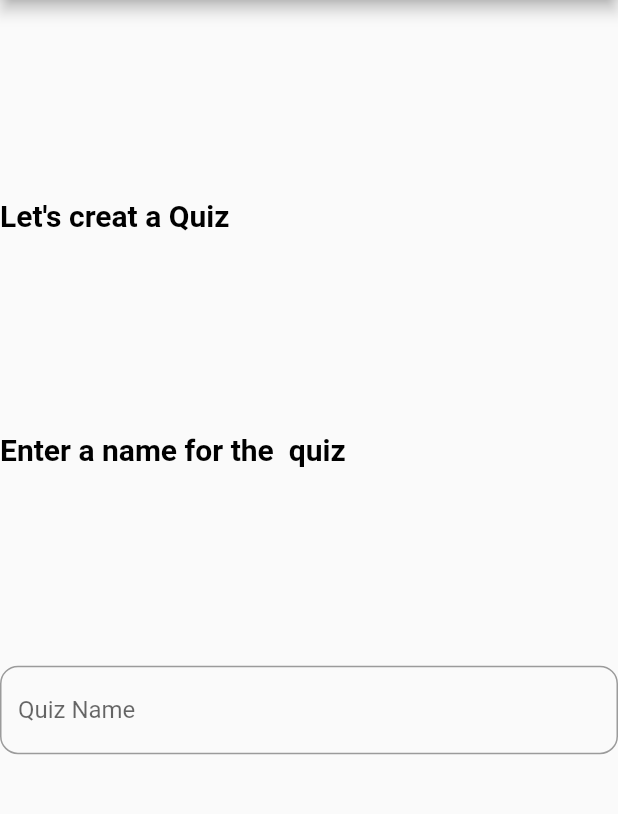
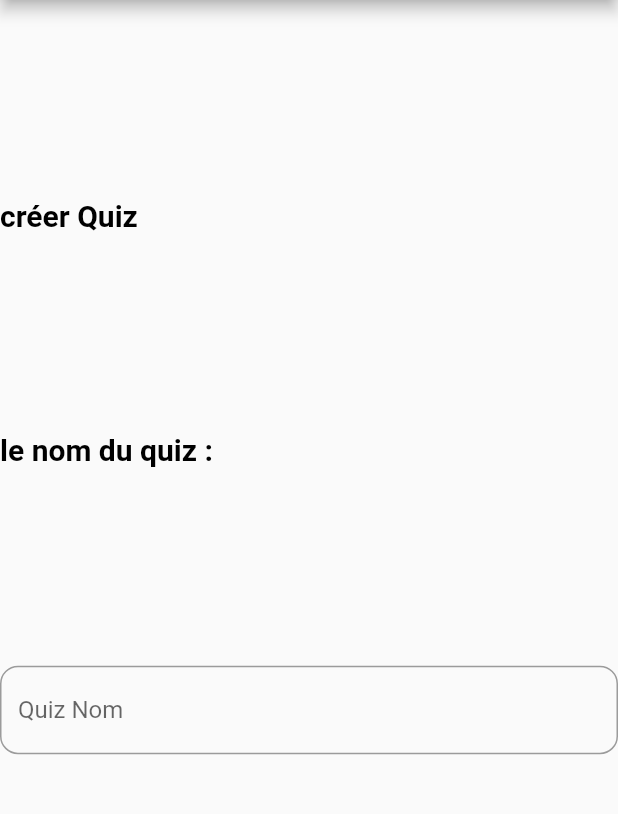
Before and after one commit to NicoBoe25/flutter_project_master, a Flutter app: the EditionQuiz screen opened directly, after a tap on the "add" icon, on a phone screen of 412 x 824 dp, the part 84-898 px from its top. Run offline on Flutter 3.47's test engine with Material 2 defaults, Android fonts, the phone set to English and light mode, and no system bars; our stand-ins replace sqflite; accounts and stored records are empty; network calls fail.

Commit message:
remove commented lines

```diff
--- a/lib/ajouterquestion.dart
+++ b/lib/ajouterquestion.dart
@@ -24,7 +24,7 @@ class AjouterQuestionPage extends StatefulWidget {
 }
 class _AddEditQuestionPageState extends State<AjouterQuestionPage> {
   final _formKey = GlobalKey<FormState>();
-  //late int id;
+
   late String question;
   late String option1;
   late String option2;
@@ -39,7 +39,7 @@ class _AddEditQuestionPageState extends State<AjouterQuestionPage> {
   @override
   void initState() {
     super.initState();
-    //  id = widget.quiz?.id ?? 0;
+
     question = widget.question?.question ?? '';
     option1 = widget.question?.option1 ?? '';
     option2 = widget.question?.option2 ?? '';
@@ -65,7 +65,7 @@ class _AddEditQuestionPageState extends State<AjouterQuestionPage> {
         option3: option3,
         option4: option4,
         answer: answer,
-        //onChangedId: (id) => setState(() => this.id = id),
+
         onChangedQuestion: (question) => setState(() => this.question = question),
         onChangedOption1: (option1) => setState(() => this.option1 = option1),
         onChangedOption2: (option2) => setState(() => this.option2 = option2),
--- a/lib/ajouterquiz.dart
+++ b/lib/ajouterquiz.dart
@@ -44,7 +44,6 @@ class _AddEditQuizPageState extends State<AddQuizPage> {
       key: _formKey,
       child: QuizFormWidget(
         name: name,
-        //onChangedId: (id) => setState(() => this.id = id),
         onChangedName: (name) => setState(() => this.name = name),
       ),
     ),
--- a/lib/classObject/question.dart
+++ b/lib/classObject/question.dart
@@ -1,7 +1,6 @@
 final String tableQuestions = 'questions';
 class QuestionFields{
   static final List<String> values = [
-    /// Add all fields
     id, question, option1 , option2, option3,option4,answer , idquiz
   ];
 
--- a/lib/classObject/quiz.dart
+++ b/lib/classObject/quiz.dart
@@ -2,7 +2,6 @@ const String tableQuizs = 'quizes';
 
 class QuizFields {
   static final List<String> values = [
-    /// Add all fields
     id, name
   ];
 
--- a/lib/editionquiz.dart
+++ b/lib/editionquiz.dart
@@ -1,13 +1,8 @@
 import 'dart:convert';
-import 'dart:io';
 import 'package:flutter/material.dart';
 import 'package:flutter_project_master/database/questiondatabase.dart';
 import 'package:flutter_staggered_grid_view/flutter_staggered_grid_view.dart';
-import 'package:sqflite/sqflite.dart';
-import 'package:path/path.dart';
-import 'package:path_provider/path_provider.dart';
 import 'package:flutter/cupertino.dart';
-import 'package:flutter/material.dart';
 import 'package:flutter_project_master/classObject/quiz.dart';
 import 'package:flutter_project_master/database/quizdatabase.dart';
 import 'package:flutter_project_master/ajouterquiz.dart';
--- a/lib/main.dart
+++ b/lib/main.dart
@@ -18,7 +18,6 @@ class MyQuiz extends StatelessWidget {
 class MyQuizs extends StatefulWidget {
   @override
   _AllMyQuizs createState() {
-    //initBaseDiDonne();
     return _AllMyQuizs();
 
   }
--- a/lib/quizcards.dart
+++ b/lib/quizcards.dart
@@ -1,7 +1,7 @@
 import 'package:flutter/material.dart';
 import 'package:flutter_project_master/classObject/quiz.dart';
 
-final _lightColors = [
+final _cardsColors = [
   Colors.lightGreen,
   Colors.lightBlue,
   Colors.amberAccent,
@@ -24,8 +24,7 @@ class QuizCardWidget extends StatelessWidget {
 
   @override
   Widget build(BuildContext context) {
-    /// Pick colors from the accent colors based on index
-    final color = _lightColors[index];
+    final color = _cardsColors[index];
 
     return Card(
       color: color,
@@ -48,6 +47,5 @@ class QuizCardWidget extends StatelessWidget {
     );
   }
 
-  /// To return different height for different widgets
 
 }
--- a/lib/quizdetail.dart
+++ b/lib/quizdetail.dart
@@ -4,7 +4,6 @@ import 'package:flutter_staggered_grid_view/flutter_staggered_grid_view.dart';
 import 'package:flutter_project_master/database/questiondatabase.dart';
 import 'package:flutter_project_master/classObject/quiz.dart';
 import 'package:flutter_project_master/classObject/question.dart';
-
 import 'ajouterquestion.dart';
 
 
@@ -33,7 +32,6 @@ class _AjouteQuestionPageState extends State<DetailQuiz> {
   }
   @override
   void dispose() {
-    //QuestionDatabase.instance.close();
     super.dispose();
   }
 
--- a/lib/quizwid.dart
+++ b/lib/quizwid.dart
@@ -4,13 +4,11 @@ import 'package:flutter/cupertino.dart';
 
 class QuizFormWidget extends StatelessWidget {
   final String? name;
-  // final ValueChanged<int> onChangedId;
   final ValueChanged<String> onChangedName;
 
   const QuizFormWidget({
     Key? key,
     this.name = '',
-    //required this.onChangedId,
     required this.onChangedName,
   }) : super(key: key);
 
@@ -26,7 +24,7 @@ class QuizFormWidget extends StatelessWidget {
                         children: [
                           Spacer(), //2/6
                           Text(
-                            "Let's creat a Quiz",
+                            "créer Quiz",
                             style: TextStyle(
                               color: Colors.black,
                               fontSize: 20,
@@ -34,7 +32,7 @@ class QuizFormWidget extends StatelessWidget {
                             ),
                           ),
                           Spacer(flex: 1), // 1/6
-                          Text("Enter a name for the  quiz ",style: TextStyle(
+                          Text("le nom du quiz : ",style: TextStyle(
                             color: Colors.black,
                             fontSize: 20,
                             fontWeight: FontWeight.bold,
@@ -42,7 +40,7 @@ class QuizFormWidget extends StatelessWidget {
                           Spacer(), // 1/6
                           TextFormField(
                             decoration: InputDecoration(
-                              hintText: "Quiz Name",
+                              hintText: "Quiz Nom",
                               border: OutlineInputBorder(
                                 borderRadius: BorderRadius.all(Radius.circular(12)),
                               ),
```
Also changed, not shown: lib/questioncard.dart (+2 -6 lines), lib/questionswid.dart (+2 -12 lines).
